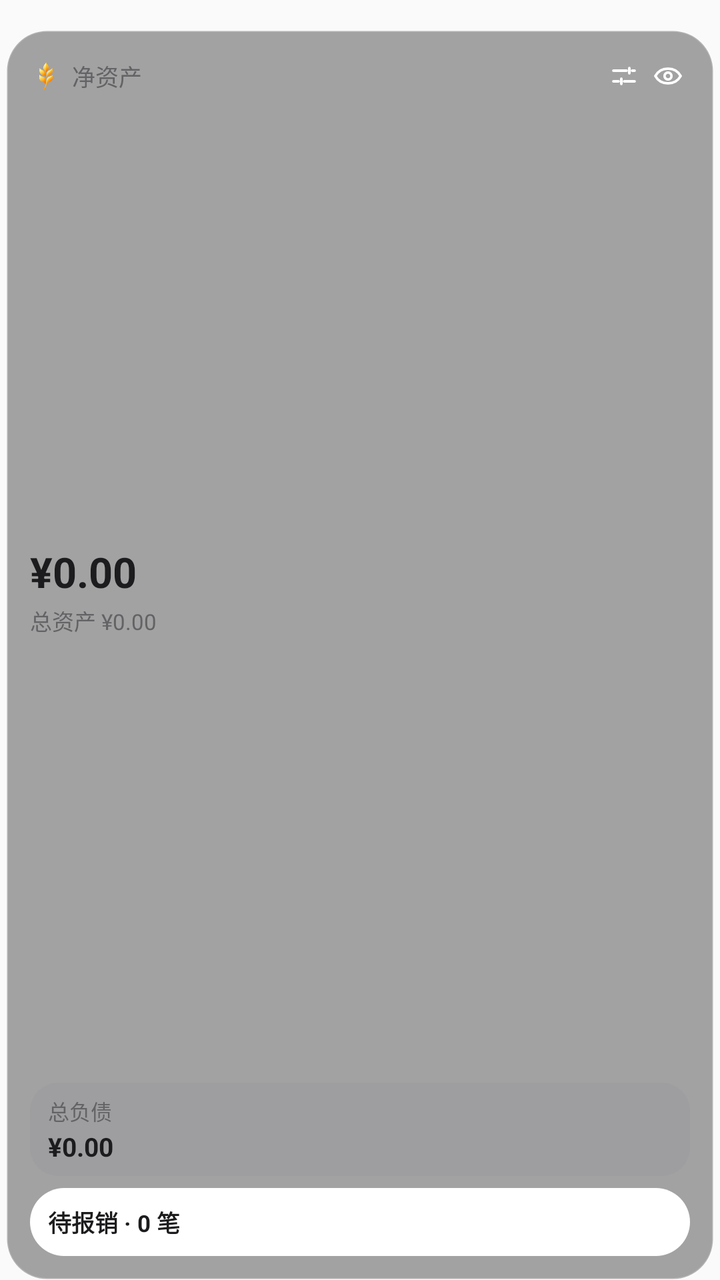
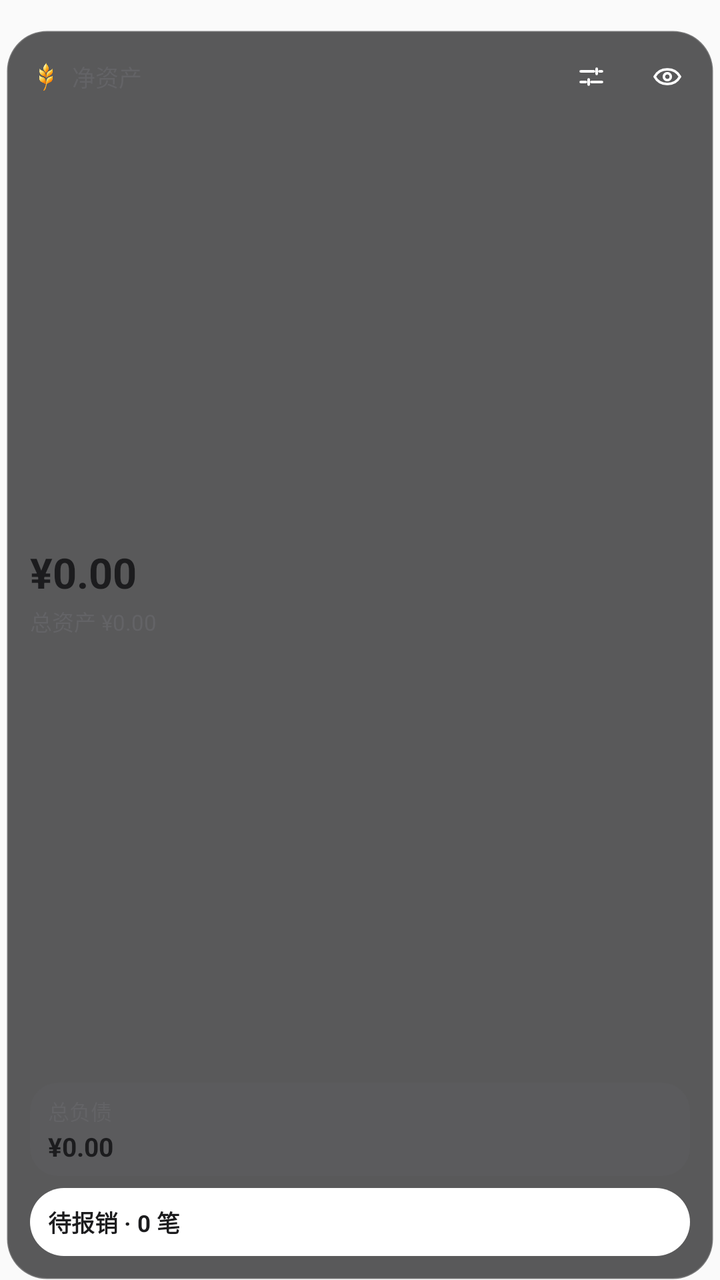

An Android layout rendered at two revisions. The XML below is the earlier revision; the diff shows what the commit changed to produce the second picture.
<!-- AndroidManifest.xml: application theme Theme.MyMoney -->
<!-- res/layout/widget_asset_tall.xml -->
<?xml version="1.0" encoding="utf-8"?>
<FrameLayout xmlns:android="http://schemas.android.com/apk/res/android"
    android:id="@+id/widget_root"
    android:layout_width="match_parent"
    android:layout_height="match_parent"
    android:paddingHorizontal="3dp"
    android:paddingTop="15dp"
    android:paddingBottom="0dp">

    <LinearLayout
        android:id="@+id/widget_card"
        android:layout_width="match_parent"
        android:layout_height="match_parent"
        android:background="@drawable/widget_background_glass_dark"
        android:orientation="vertical"
        android:padding="12dp">

        <LinearLayout
            android:layout_width="match_parent"
            android:layout_height="wrap_content"
            android:gravity="center_vertical"
            android:orientation="horizontal">

            <ImageView
                android:layout_width="16dp"
                android:layout_height="16dp"
                android:layout_marginEnd="5dp"
                android:importantForAccessibility="no"
                android:scaleType="fitCenter"
                android:src="@drawable/ic_brand_color" />

            <TextView
                android:id="@+id/widget_primary_label"
                android:layout_width="0dp"
                android:layout_height="wrap_content"
                android:layout_weight="1"
                android:maxLines="1"
                android:text="净资产"
                android:textColor="@color/widget_secondary"
                android:textSize="11.5sp" />

            <ImageView
                android:id="@+id/widget_tune"
                android:layout_width="22dp"
                android:layout_height="22dp"
                android:contentDescription="配置小组件"
                android:padding="3dp"
                android:src="@drawable/ic_widget_tune" />

            <ImageView
                android:id="@+id/widget_eye"
                android:layout_width="22dp"
                android:layout_height="22dp"
                android:padding="3dp"
                android:src="@drawable/ic_widget_eye_on" />
        </LinearLayout>

        <LinearLayout
            android:id="@+id/widget_primary_block"
            android:layout_width="match_parent"
            android:layout_height="0dp"
            android:layout_weight="1"
            android:gravity="center_vertical"
            android:orientation="vertical">

            <TextView
                android:id="@+id/widget_primary_amount"
                android:layout_width="match_parent"
                android:layout_height="wrap_content"
                android:autoSizeMaxTextSize="22sp"
                android:autoSizeMinTextSize="14sp"
                android:autoSizeStepGranularity="1sp"
                android:autoSizeTextType="uniform"
                android:maxLines="1"
                android:text="¥0.00"
                android:textColor="@color/widget_primary"
                android:textSize="21sp"
                android:textStyle="bold" />

            <TextView
                android:id="@+id/widget_primary_sub"
                android:layout_width="match_parent"
                android:layout_height="wrap_content"
                android:layout_marginTop="2dp"
                android:ellipsize="end"
                android:maxLines="1"
                android:text="总资产 ¥0.00"
                android:textColor="@color/widget_secondary"
                android:textSize="11sp" />
        </LinearLayout>

        <LinearLayout
            android:id="@+id/widget_middle_block"
            android:layout_width="match_parent"
            android:layout_height="wrap_content"
            android:layout_marginBottom="6dp"
            android:background="@drawable/widget_surface_pill"
            android:orientation="vertical"
            android:paddingHorizontal="9dp"
            android:paddingVertical="6dp">

            <TextView
                android:id="@+id/widget_middle_title"
                android:layout_width="match_parent"
                android:layout_height="wrap_content"
                android:maxLines="1"
                android:text="总负债"
                android:textColor="@color/widget_secondary"
                android:textSize="10.5sp" />

            <TextView
                android:id="@+id/widget_middle_value"
                android:layout_width="match_parent"
                android:layout_height="wrap_content"
                android:layout_marginTop="1dp"
                android:maxLines="1"
                android:text="¥0.00"
                android:textColor="@color/widget_primary"
                android:textSize="13sp"
                android:textStyle="bold" />
        </LinearLayout>

        <FrameLayout
            android:id="@+id/widget_secondary_block"
            android:layout_width="match_parent"
            android:layout_height="wrap_content"
            android:minHeight="34dp">

            <ImageView
                android:id="@+id/widget_secondary_bg"
                android:layout_width="match_parent"
                android:layout_height="match_parent"
                android:importantForAccessibility="no"
                android:scaleType="fitXY"
                android:src="@drawable/widget_accent_pill" />

            <TextView
                android:id="@+id/widget_secondary_text"
                android:layout_width="match_parent"
                android:layout_height="wrap_content"
                android:layout_gravity="center_vertical"
                android:ellipsize="end"
                android:maxLines="1"
                android:paddingHorizontal="9dp"
                android:paddingVertical="7dp"
                android:text="待报销 · 0 笔"
                android:textColor="@color/widget_primary"
                android:textSize="11.5sp"
                android:textStyle="bold" />
        </FrameLayout>
    </LinearLayout>
</FrameLayout>
<!-- resources referenced by this layout -->
<resources>
  <color name="widget_primary">#1C1C1E</color>
  <color name="widget_secondary">#636366</color>
  <!-- drawable ic_brand_color: png bitmap (drawable-hdpi, 4239 bytes) -->
  <!-- drawable ic_widget_eye_on (drawable) -->
  <?xml version="1.0" encoding="utf-8"?>
  <vector xmlns:android="http://schemas.android.com/apk/res/android"
      android:width="20dp"
      android:height="20dp"
      android:viewportWidth="24"
      android:viewportHeight="24">
      <path
          android:fillColor="#00000000"
          android:pathData="M2.5,12C4.6,8.2 8,6.5 12,6.5C16,6.5 19.4,8.2 21.5,12C19.4,15.8 16,17.5 12,17.5C8,17.5 4.6,15.8 2.5,12Z"
          android:strokeWidth="1.9"
          android:strokeColor="#FFFFFF"
          android:strokeLineJoin="round" />
      <path
          android:fillColor="#00000000"
          android:pathData="M12,12m-2.6,0a2.6,2.6 0,1 1,5.2 0a2.6,2.6 0,1 1,-5.2 0"
          android:strokeWidth="1.9"
          android:strokeColor="#FFFFFF" />
  </vector>
  <!-- drawable ic_widget_tune (drawable) -->
  <?xml version="1.0" encoding="utf-8"?>
  <vector xmlns:android="http://schemas.android.com/apk/res/android"
      android:width="18dp"
      android:height="18dp"
      android:viewportWidth="24"
      android:viewportHeight="24">
      <path
          android:fillColor="#00000000"
          android:pathData="M4,8H14M18,8H20M4,16H8M12,16H20M16,6V10M10,14V18"
          android:strokeWidth="1.9"
          android:strokeColor="#FFFFFF"
          android:strokeLineCap="round" />
  </vector>
  <!-- drawable widget_accent_pill (drawable) -->
  <?xml version="1.0" encoding="utf-8"?>
  <shape xmlns:android="http://schemas.android.com/apk/res/android" android:shape="rectangle">
      <solid android:color="#FFFFFF" />
      <corners android:radius="18dp" />
  </shape>
  <!-- drawable widget_background_glass_dark (drawable) -->
  <?xml version="1.0" encoding="utf-8"?>
  <shape xmlns:android="http://schemas.android.com/apk/res/android" android:shape="rectangle">
      <solid android:color="#62161618" />
      <corners android:radius="20dp" />
      <stroke android:width="1dp" android:color="#30FFFFFF" />
  </shape>
  <!-- drawable widget_surface_pill (drawable) -->
  <?xml version="1.0" encoding="utf-8"?>
  <shape xmlns:android="http://schemas.android.com/apk/res/android" android:shape="rectangle">
      <solid android:color="@color/widget_pill_surface" />
      <corners android:radius="14dp" />
  </shape>
  <style name="Theme.MyMoney" parent="android:Theme.Material.Light.NoActionBar" />
  <color name="widget_pill_surface">#14767680</color>
</resources>

<!-- the commit's change to res/layout/widget_asset_tall.xml (unified diff, before → after) -->
@@ -41,17 +41,23 @@
 
             <ImageView
                 android:id="@+id/widget_tune"
-                android:layout_width="22dp"
-                android:layout_height="22dp"
+                android:layout_width="34dp"
+                android:layout_height="34dp"
+                android:layout_marginTop="-6dp"
+                android:layout_marginEnd="4dp"
+                android:layout_marginBottom="-6dp"
                 android:contentDescription="配置小组件"
-                android:padding="3dp"
+                android:padding="9dp"
                 android:src="@drawable/ic_widget_tune" />
 
             <ImageView
                 android:id="@+id/widget_eye"
-                android:layout_width="22dp"
-                android:layout_height="22dp"
-                android:padding="3dp"
+                android:layout_width="34dp"
+                android:layout_height="34dp"
+                android:layout_marginTop="-6dp"
+                android:layout_marginEnd="-6dp"
+                android:layout_marginBottom="-6dp"
+                android:padding="9dp"
                 android:src="@drawable/ic_widget_eye_on" />
         </LinearLayout>
 
@@ -71,6 +77,8 @@
                 android:autoSizeMinTextSize="14sp"
                 android:autoSizeStepGranularity="1sp"
                 android:autoSizeTextType="uniform"
+                android:ellipsize="end"
+                android:fontFeatureSettings="tnum"
                 android:maxLines="1"
                 android:text="¥0.00"
                 android:textColor="@color/widget_primary"
@@ -83,6 +91,7 @@
                 android:layout_height="wrap_content"
                 android:layout_marginTop="2dp"
                 android:ellipsize="end"
+                android:fontFeatureSettings="tnum"
                 android:maxLines="1"
                 android:text="总资产 ¥0.00"
                 android:textColor="@color/widget_secondary"
@@ -113,6 +122,12 @@
                 android:layout_width="match_parent"
                 android:layout_height="wrap_content"
                 android:layout_marginTop="1dp"
+                android:autoSizeMaxTextSize="13sp"
+                android:autoSizeMinTextSize="10sp"
+                android:autoSizeStepGranularity="1sp"
+                android:autoSizeTextType="uniform"
+                android:ellipsize="end"
+                android:fontFeatureSettings="tnum"
                 android:maxLines="1"
                 android:text="¥0.00"
                 android:textColor="@color/widget_primary"
@@ -140,6 +155,7 @@
                 android:layout_height="wrap_content"
                 android:layout_gravity="center_vertical"
                 android:ellipsize="end"
+                android:fontFeatureSettings="tnum"
                 android:maxLines="1"
                 android:paddingHorizontal="9dp"
                 android:paddingVertical="7dp"
<!-- resource entries referenced after the edit -->
@@ -45,7 +45,7 @@
   <!-- drawable widget_background_glass_dark (drawable) -->
   <?xml version="1.0" encoding="utf-8"?>
   <shape xmlns:android="http://schemas.android.com/apk/res/android" android:shape="rectangle">
-      <solid android:color="#62161618" />
+      <solid android:color="#B3161618" />
       <corners android:radius="20dp" />
       <stroke android:width="1dp" android:color="#30FFFFFF" />
   </shape>
